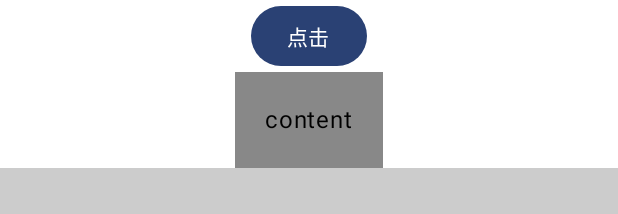
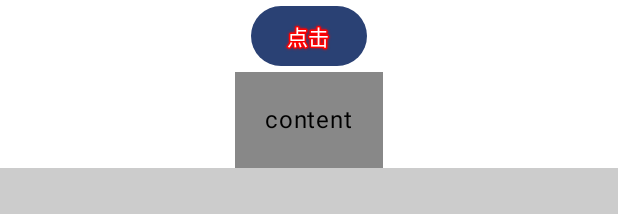
Before and after one commit to liqishun2000/android, an Android app built with Jetpack Compose: the @Preview function GreetingPreview, on a phone screen of 412 x 824 dp. Shown: the top 214 px of the screen. Run offline under Robolectric (Android 15) with nearby library versions, the phone set to English and light mode, and no system bars; libraries missing offline, so code that uses them is left out: com.sd.lib.

Commit message:
feat:OutLineText

```diff
--- a/app/src/main/java/com/example/android/ui/MainActivity.kt
+++ b/app/src/main/java/com/example/android/ui/MainActivity.kt
@@ -15,6 +15,7 @@ import androidx.compose.foundation.layout.fillMaxSize
 import androidx.compose.foundation.layout.fillMaxWidth
 import androidx.compose.foundation.layout.padding
 import androidx.compose.material3.Button
+import androidx.compose.material3.LocalTextStyle
 import androidx.compose.material3.Scaffold
 import androidx.compose.material3.Text
 import androidx.compose.runtime.Composable
@@ -22,7 +23,11 @@ import androidx.compose.runtime.getValue
 import androidx.compose.ui.Alignment
 import androidx.compose.ui.Modifier
 import androidx.compose.ui.graphics.Color
+import androidx.compose.ui.graphics.Shadow
+import androidx.compose.ui.graphics.StrokeJoin
+import androidx.compose.ui.graphics.drawscope.Stroke
 import androidx.compose.ui.platform.LocalContext
+import androidx.compose.ui.platform.LocalDensity
 import androidx.compose.ui.tooling.preview.Preview
 import androidx.compose.ui.unit.dp
 import androidx.lifecycle.compose.collectAsStateWithLifecycle
@@ -79,8 +84,26 @@ private fun MainView(
         verticalArrangement = Arrangement.Center
     ) {
 
+        val density = LocalDensity.current
+
         Button(onClick = onClickOperate) {
-            Text(text = "点击")
+            Box{
+                Text(
+                    text = "点击",
+                    color = Color.Red,
+                    style = LocalTextStyle.current.copy(
+                        drawStyle = Stroke(
+                            width = with(density) { 2.dp.toPx() },
+                            join = StrokeJoin.Round
+                        ),
+                        shadow = Shadow(
+                            color = Color.Red,
+                            blurRadius = with(density) { 1.dp.toPx() }
+                        )
+                    ),
+                )
+                Text(text = "点击")
+            }
         }
 
         Box(
```
Also changed, not shown: app/src/main/java/com/example/android/training/compose/common/OutLineTextTraining.kt (added, +47 -0 lines).
